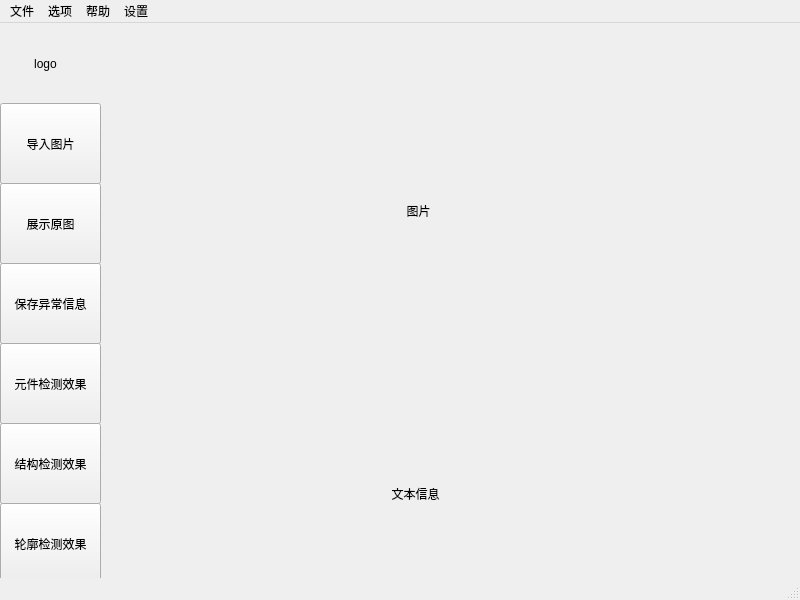
Ethereaity/InterfaceDesign, file mainwindows.ui: the form before one commit.
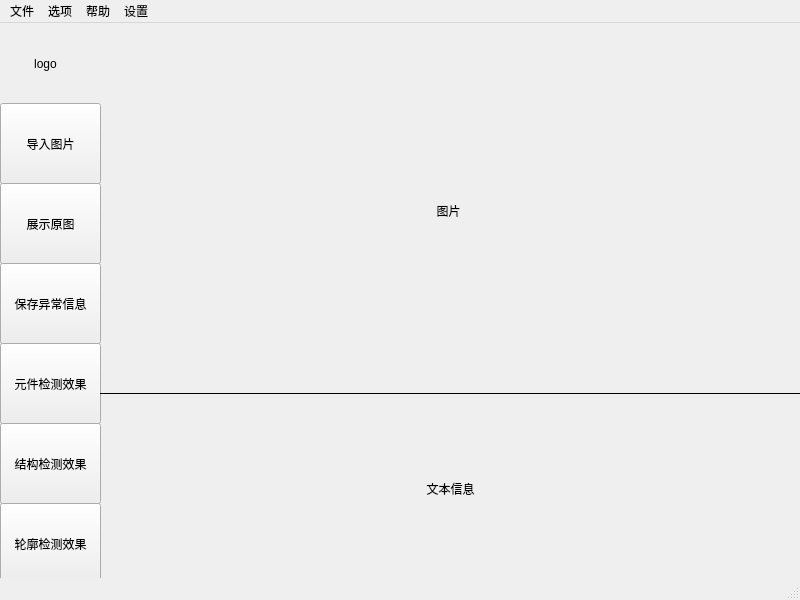
The form after the commit.

Commit message: 8.8主窗口框架

The edit to the form file:
```diff
--- a/mainwindows.ui
+++ b/mainwindows.ui
@@ -87,7 +87,7 @@
      <rect>
       <x>103</x>
       <y>2</y>
-      <width>631</width>
+      <width>691</width>
       <height>371</height>
      </rect>
     </property>
@@ -102,9 +102,9 @@
     <property name="geometry">
      <rect>
       <x>100</x>
-      <y>380</y>
-      <width>631</width>
-      <height>181</height>
+      <y>370</y>
+      <width>701</width>
+      <height>191</height>
      </rect>
     </property>
     <property name="text">
@@ -140,6 +140,23 @@
      <string>保存异常信息</string>
     </property>
    </widget>
+   <widget class="QLabel" name="label_4">
+    <property name="geometry">
+     <rect>
+      <x>100</x>
+      <y>370</y>
+      <width>701</width>
+      <height>1</height>
+     </rect>
+    </property>
+    <property name="styleSheet">
+     <string notr="true">
+background-color: rgb(0, 0, 0);</string>
+    </property>
+    <property name="text">
+     <string/>
+    </property>
+   </widget>
   </widget>
   <widget class="QMenuBar" name="menubar">
    <property name="geometry">
```
The commit also changes 1 other file.
